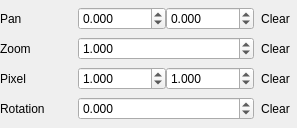
Above: transformwidget.ui from not-surt/SimPix before the change. Below: the same form after it.
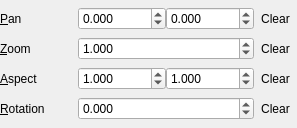
That is the form after the change. Icons and pictures are not drawn.

What changed in the file:
```diff
--- a/transformwidget.ui
+++ b/transformwidget.ui
@@ -44,7 +44,7 @@
       </sizepolicy>
      </property>
      <property name="text">
-      <string>Pan</string>
+      <string>&amp;Pan</string>
      </property>
      <property name="buddy">
       <cstring>panXSpinBox</cstring>
@@ -128,7 +128,7 @@
       </sizepolicy>
      </property>
      <property name="text">
-      <string>Zoom</string>
+      <string>&amp;Zoom</string>
      </property>
      <property name="buddy">
       <cstring>zoomSpinBox</cstring>
@@ -159,7 +159,7 @@
       </sizepolicy>
      </property>
      <property name="text">
-      <string>Pixel</string>
+      <string>&amp;Aspect</string>
      </property>
      <property name="buddy">
       <cstring>pixelAspectXSpinBox</cstring>
@@ -243,7 +243,7 @@
       </sizepolicy>
      </property>
      <property name="text">
-      <string>Rotation</string>
+      <string>&amp;Rotation</string>
      </property>
      <property name="buddy">
       <cstring>rotationSpinBox</cstring>
```
